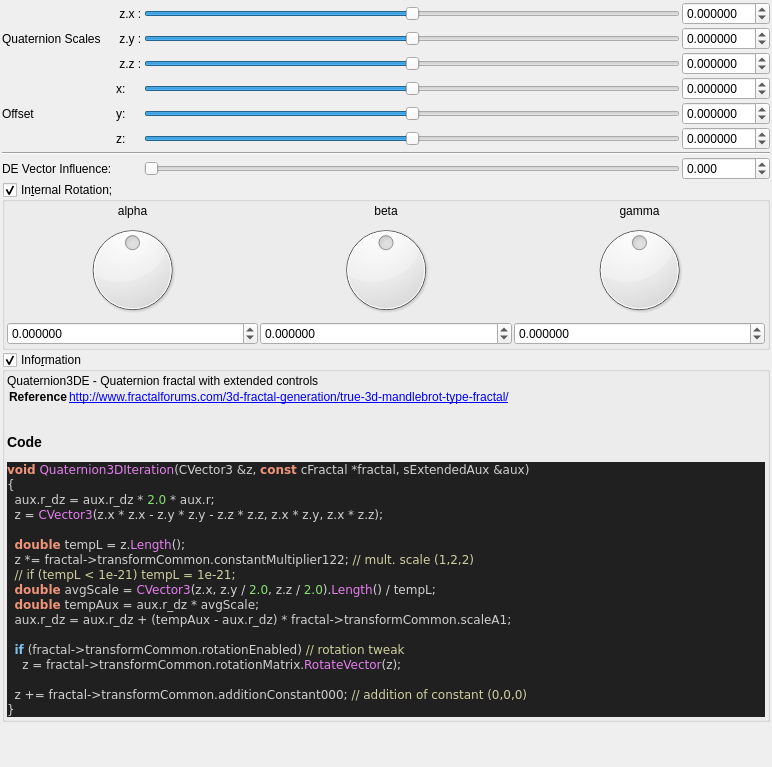
Before: the Qt Designer form mandelbulber2/qt_data/fractal_quaternion3D.ui in buddhi1980/mandelbulber2, drawn with Qt 5.
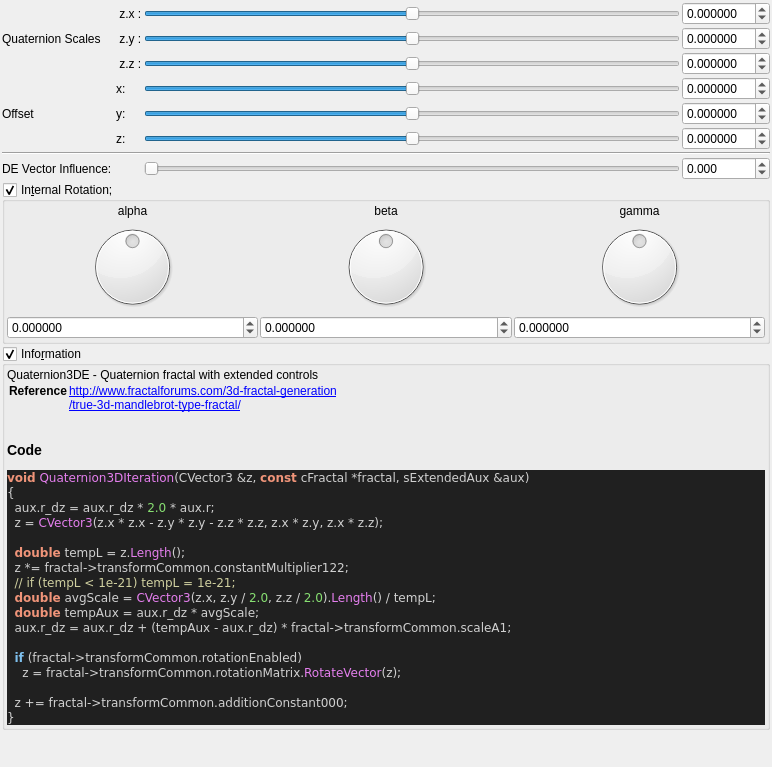
After: the same form once the commit is applied. Custom widgets are drawn as their Qt base class.

What changed in the file:
```diff
--- a/mandelbulber2/qt_data/fractal_quaternion3D.ui
+++ b/mandelbulber2/qt_data/fractal_quaternion3D.ui
@@ -677,7 +677,8 @@
        <widget class="QLabel" name="label_code_content">
         <property name="text">
          <string>&lt;p&gt;Quaternion3DE - Quaternion fractal with extended controls&lt;/p&gt;&lt;table&gt;
-&lt;tr&gt;&lt;th&gt;Reference&lt;/th&gt;&lt;td&gt;&lt;a href=&quot;http://www.fractalforums.com/3d-fractal-generation/true-3d-mandlebrot-type-fractal/&quot;&gt;http://www.fractalforums.com/3d-fractal-generation/true-3d-mandlebrot-type-fractal/&lt;br&gt;
+&lt;tr&gt;&lt;th&gt;Reference&lt;/th&gt;&lt;td&gt;&lt;a href=&quot;http://www.fractalforums.com/3d-fractal-generation&quot;&gt;http://www.fractalforums.com/3d-fractal-generation&lt;br&gt;
+&lt;a href=&quot;/true-3d-mandlebrot-type-fractal/&quot;&gt;/true-3d-mandlebrot-type-fractal/&lt;br&gt;
 &lt;/td&gt;&lt;/tr&gt;
 &lt;/table&gt;
 &lt;h3&gt;Code&lt;/h3&gt;
@@ -688,16 +689,16 @@
   z &lt;span style=&quot;color:#d0d0d0&quot;&gt;=&lt;/span&gt; &lt;span style=&quot;color:#e47eed&quot;&gt;CVector3&lt;/span&gt;&lt;span style=&quot;color:#d0d0d0&quot;&gt;(&lt;/span&gt;z&lt;span style=&quot;color:#d0d0d0&quot;&gt;.&lt;/span&gt;x &lt;span style=&quot;color:#d0d0d0&quot;&gt;*&lt;/span&gt; z&lt;span style=&quot;color:#d0d0d0&quot;&gt;.&lt;/span&gt;x &lt;span style=&quot;color:#d0d0d0&quot;&gt;-&lt;/span&gt; z&lt;span style=&quot;color:#d0d0d0&quot;&gt;.&lt;/span&gt;y &lt;span style=&quot;color:#d0d0d0&quot;&gt;*&lt;/span&gt; z&lt;span style=&quot;color:#d0d0d0&quot;&gt;.&lt;/span&gt;y &lt;span style=&quot;color:#d0d0d0&quot;&gt;-&lt;/span&gt; z&lt;span style=&quot;color:#d0d0d0&quot;&gt;.&lt;/span&gt;z &lt;span style=&quot;color:#d0d0d0&quot;&gt;*&lt;/span&gt; z&lt;span style=&quot;color:#d0d0d0&quot;&gt;.&lt;/span&gt;z&lt;span style=&quot;color:#d0d0d0&quot;&gt;,&lt;/span&gt; z&lt;span style=&quot;color:#d0d0d0&quot;&gt;.&lt;/span&gt;x &lt;span style=&quot;color:#d0d0d0&quot;&gt;*&lt;/span&gt; z&lt;span style=&quot;color:#d0d0d0&quot;&gt;.&lt;/span&gt;y&lt;span style=&quot;color:#d0d0d0&quot;&gt;,&lt;/span&gt; z&lt;span style=&quot;color:#d0d0d0&quot;&gt;.&lt;/span&gt;x &lt;span style=&quot;color:#d0d0d0&quot;&gt;*&lt;/span&gt; z&lt;span style=&quot;color:#d0d0d0&quot;&gt;.&lt;/span&gt;z&lt;span style=&quot;color:#d0d0d0&quot;&gt;);&lt;/span&gt;
 
   &lt;span style=&quot;color:#f09479; font-weight:bold&quot;&gt;double&lt;/span&gt; tempL &lt;span style=&quot;color:#d0d0d0&quot;&gt;=&lt;/span&gt; z&lt;span style=&quot;color:#d0d0d0&quot;&gt;.&lt;/span&gt;&lt;span style=&quot;color:#e47eed&quot;&gt;Length&lt;/span&gt;&lt;span style=&quot;color:#d0d0d0&quot;&gt;();&lt;/span&gt;
-  z &lt;span style=&quot;color:#d0d0d0&quot;&gt;*=&lt;/span&gt; fractal&lt;span style=&quot;color:#d0d0d0&quot;&gt;-&amp;gt;&lt;/span&gt;transformCommon&lt;span style=&quot;color:#d0d0d0&quot;&gt;.&lt;/span&gt;constantMultiplier122&lt;span style=&quot;color:#d0d0d0&quot;&gt;;&lt;/span&gt; &lt;span style=&quot;color:#d0d0a0&quot;&gt;// mult. scale (1,2,2)&lt;/span&gt;
+  z &lt;span style=&quot;color:#d0d0d0&quot;&gt;*=&lt;/span&gt; fractal&lt;span style=&quot;color:#d0d0d0&quot;&gt;-&amp;gt;&lt;/span&gt;transformCommon&lt;span style=&quot;color:#d0d0d0&quot;&gt;.&lt;/span&gt;constantMultiplier122&lt;span style=&quot;color:#d0d0d0&quot;&gt;;&lt;/span&gt;
   &lt;span style=&quot;color:#d0d0a0&quot;&gt;// if (tempL &amp;lt; 1e-21) tempL = 1e-21;&lt;/span&gt;
   &lt;span style=&quot;color:#f09479; font-weight:bold&quot;&gt;double&lt;/span&gt; avgScale &lt;span style=&quot;color:#d0d0d0&quot;&gt;=&lt;/span&gt; &lt;span style=&quot;color:#e47eed&quot;&gt;CVector3&lt;/span&gt;&lt;span style=&quot;color:#d0d0d0&quot;&gt;(&lt;/span&gt;z&lt;span style=&quot;color:#d0d0d0&quot;&gt;.&lt;/span&gt;x&lt;span style=&quot;color:#d0d0d0&quot;&gt;,&lt;/span&gt; z&lt;span style=&quot;color:#d0d0d0&quot;&gt;.&lt;/span&gt;y &lt;span style=&quot;color:#d0d0d0&quot;&gt;/&lt;/span&gt; &lt;span style=&quot;color:#87df71&quot;&gt;2.0&lt;/span&gt;&lt;span style=&quot;color:#d0d0d0&quot;&gt;,&lt;/span&gt; z&lt;span style=&quot;color:#d0d0d0&quot;&gt;.&lt;/span&gt;z &lt;span style=&quot;color:#d0d0d0&quot;&gt;/&lt;/span&gt; &lt;span style=&quot;color:#87df71&quot;&gt;2.0&lt;/span&gt;&lt;span style=&quot;color:#d0d0d0&quot;&gt;).&lt;/span&gt;&lt;span style=&quot;color:#e47eed&quot;&gt;Length&lt;/span&gt;&lt;span style=&quot;color:#d0d0d0&quot;&gt;() /&lt;/span&gt; tempL&lt;span style=&quot;color:#d0d0d0&quot;&gt;;&lt;/span&gt;
   &lt;span style=&quot;color:#f09479; font-weight:bold&quot;&gt;double&lt;/span&gt; tempAux &lt;span style=&quot;color:#d0d0d0&quot;&gt;=&lt;/span&gt; aux&lt;span style=&quot;color:#d0d0d0&quot;&gt;.&lt;/span&gt;r_dz &lt;span style=&quot;color:#d0d0d0&quot;&gt;*&lt;/span&gt; avgScale&lt;span style=&quot;color:#d0d0d0&quot;&gt;;&lt;/span&gt;
   aux&lt;span style=&quot;color:#d0d0d0&quot;&gt;.&lt;/span&gt;r_dz &lt;span style=&quot;color:#d0d0d0&quot;&gt;=&lt;/span&gt; aux&lt;span style=&quot;color:#d0d0d0&quot;&gt;.&lt;/span&gt;r_dz &lt;span style=&quot;color:#d0d0d0&quot;&gt;+ (&lt;/span&gt;tempAux &lt;span style=&quot;color:#d0d0d0&quot;&gt;-&lt;/span&gt; aux&lt;span style=&quot;color:#d0d0d0&quot;&gt;.&lt;/span&gt;r_dz&lt;span style=&quot;color:#d0d0d0&quot;&gt;) *&lt;/span&gt; fractal&lt;span style=&quot;color:#d0d0d0&quot;&gt;-&amp;gt;&lt;/span&gt;transformCommon&lt;span style=&quot;color:#d0d0d0&quot;&gt;.&lt;/span&gt;scaleA1&lt;span style=&quot;color:#d0d0d0&quot;&gt;;&lt;/span&gt;
 
-  &lt;span style=&quot;color:#7ec0ee; font-weight:bold&quot;&gt;if&lt;/span&gt; &lt;span style=&quot;color:#d0d0d0&quot;&gt;(&lt;/span&gt;fractal&lt;span style=&quot;color:#d0d0d0&quot;&gt;-&amp;gt;&lt;/span&gt;transformCommon&lt;span style=&quot;color:#d0d0d0&quot;&gt;.&lt;/span&gt;rotationEnabled&lt;span style=&quot;color:#d0d0d0&quot;&gt;)&lt;/span&gt; &lt;span style=&quot;color:#d0d0a0&quot;&gt;// rotation tweak&lt;/span&gt;
+  &lt;span style=&quot;color:#7ec0ee; font-weight:bold&quot;&gt;if&lt;/span&gt; &lt;span style=&quot;color:#d0d0d0&quot;&gt;(&lt;/span&gt;fractal&lt;span style=&quot;color:#d0d0d0&quot;&gt;-&amp;gt;&lt;/span&gt;transformCommon&lt;span style=&quot;color:#d0d0d0&quot;&gt;.&lt;/span&gt;rotationEnabled&lt;span style=&quot;color:#d0d0d0&quot;&gt;)&lt;/span&gt;
     z &lt;span style=&quot;color:#d0d0d0&quot;&gt;=&lt;/span&gt; fractal&lt;span style=&quot;color:#d0d0d0&quot;&gt;-&amp;gt;&lt;/span&gt;transformCommon&lt;span style=&quot;color:#d0d0d0&quot;&gt;.&lt;/span&gt;rotationMatrix&lt;span style=&quot;color:#d0d0d0&quot;&gt;.&lt;/span&gt;&lt;span style=&quot;color:#e47eed&quot;&gt;RotateVector&lt;/span&gt;&lt;span style=&quot;color:#d0d0d0&quot;&gt;(&lt;/span&gt;z&lt;span style=&quot;color:#d0d0d0&quot;&gt;);&lt;/span&gt;
 
-  z &lt;span style=&quot;color:#d0d0d0&quot;&gt;+=&lt;/span&gt; fractal&lt;span style=&quot;color:#d0d0d0&quot;&gt;-&amp;gt;&lt;/span&gt;transformCommon&lt;span style=&quot;color:#d0d0d0&quot;&gt;.&lt;/span&gt;additionConstant000&lt;span style=&quot;color:#d0d0d0&quot;&gt;;&lt;/span&gt; &lt;span style=&quot;color:#d0d0a0&quot;&gt;// addition of constant (0,0,0)&lt;/span&gt;
+  z &lt;span style=&quot;color:#d0d0d0&quot;&gt;+=&lt;/span&gt; fractal&lt;span style=&quot;color:#d0d0d0&quot;&gt;-&amp;gt;&lt;/span&gt;transformCommon&lt;span style=&quot;color:#d0d0d0&quot;&gt;.&lt;/span&gt;additionConstant000&lt;span style=&quot;color:#d0d0d0&quot;&gt;;&lt;/span&gt;
 &lt;span style=&quot;color:#d0d0d0&quot;&gt;}&lt;/span&gt;
 &lt;/pre&gt;
 &lt;/body&gt;</string>
```
